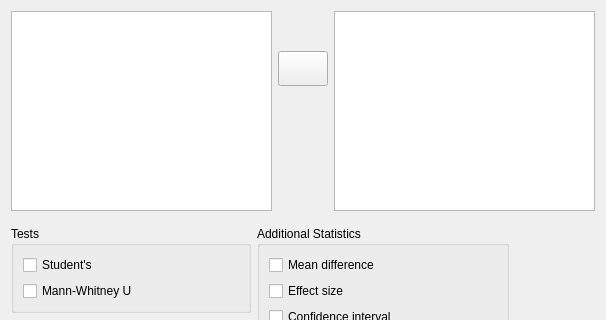
Before: the Qt Designer form JASP-Desktop/analysisforms/ttestonesampleform.ui in jasp-stats/jasp-desktop, drawn with Qt 5; both pictures show x 0 to 606 and y 0 to 320 of the 606 by 746 pixel window.
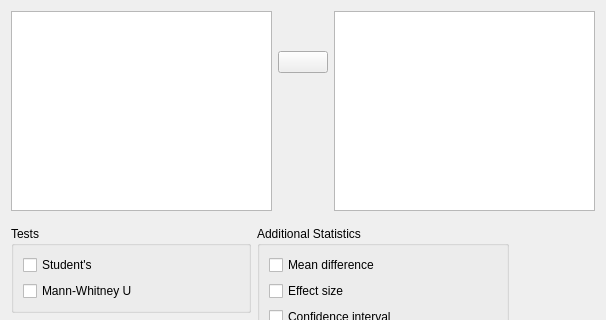
After: the same form once the commit is applied. Custom widgets are drawn as their Qt base class.

The edit to the form file:
```diff
--- a/JASP-Desktop/analysisforms/ttestonesampleform.ui
+++ b/JASP-Desktop/analysisforms/ttestonesampleform.ui
@@ -104,13 +104,13 @@
            <property name="minimumSize">
             <size>
              <width>50</width>
-             <height>35</height>
+             <height>0</height>
             </size>
            </property>
            <property name="maximumSize">
             <size>
              <width>50</width>
-             <height>35</height>
+             <height>16777215</height>
             </size>
            </property>
            <property name="text">
```
